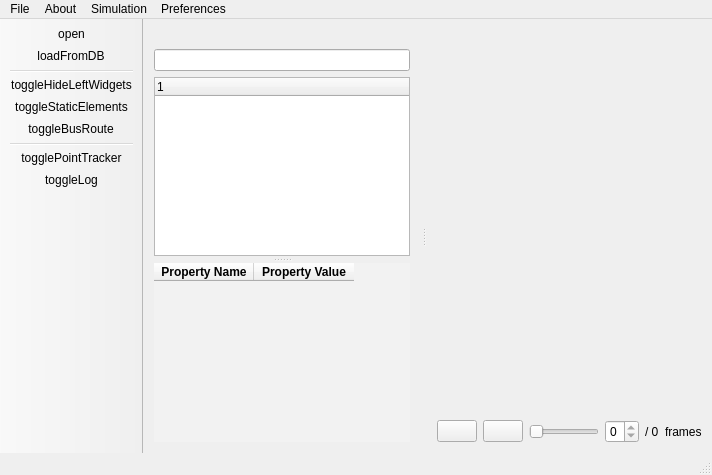
Qt form mainwindow.ui (nhudinhtuan/iSimVisualizer) before a commit.
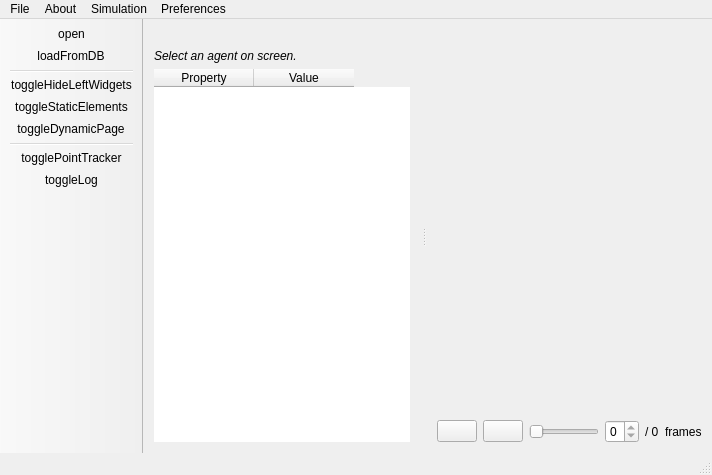
The same form after that commit. Icons and pictures are not drawn.

Commit message: add agent property table

What changed in the file:
```diff
--- a/mainwindow.ui
+++ b/mainwindow.ui
@@ -221,7 +221,7 @@
    <addaction name="separator"/>
    <addaction name="actionToggleHideLeftWidget"/>
    <addaction name="actionToggleStaticElements"/>
-   <addaction name="actionToggleBusRoute"/>
+   <addaction name="actionToggleDynamicPage"/>
    <addaction name="separator"/>
    <addaction name="actionTogglePointTracker"/>
    <addaction name="actionToggleLog"/>
@@ -238,6 +238,9 @@
     <number>1</number>
    </attribute>
    <widget class="QWidget" name="dockWidgetContents">
+    <property name="enabled">
+     <bool>true</bool>
+    </property>
     <layout class="QGridLayout" name="gridLayout_4">
      <property name="leftMargin">
       <number>0</number>
@@ -260,7 +263,7 @@
         <number>1</number>
        </property>
        <property name="currentIndex">
-        <number>0</number>
+        <number>1</number>
        </property>
        <widget class="QWidget" name="geospatialWidget">
         <layout class="QGridLayout" name="gridLayout_5">
@@ -328,20 +331,38 @@
          </item>
         </layout>
        </widget>
-       <widget class="QWidget" name="busRouteWidget">
-        <widget class="QLabel" name="busRouteLabel">
-         <property name="geometry">
-          <rect>
-           <x>10</x>
-           <y>10</y>
-           <width>171</width>
-           <height>16</height>
-          </rect>
-         </property>
-         <property name="text">
-          <string>Bus Route Label</string>
-         </property>
-        </widget>
+       <widget class="QWidget" name="dynamicWidget">
+        <layout class="QGridLayout" name="gridLayout_6">
+         <item row="0" column="0">
+          <widget class="QLabel" name="dynamicLabel">
+           <property name="font">
+            <font>
+             <italic>true</italic>
+            </font>
+           </property>
+           <property name="text">
+            <string>Select an agent on screen.</string>
+           </property>
+          </widget>
+         </item>
+         <item row="1" column="0">
+          <widget class="QTableWidget" name="dynamicTable">
+           <property name="styleSheet">
+            <string notr="true">border: none;</string>
+           </property>
+           <column>
+            <property name="text">
+             <string>Property</string>
+            </property>
+           </column>
+           <column>
+            <property name="text">
+             <string>Value</string>
+            </property>
+           </column>
+          </widget>
+         </item>
+        </layout>
        </widget>
        <widget class="QWidget" name="logWidget">
         <layout class="QGridLayout" name="gridLayout_3">
@@ -470,17 +491,17 @@
     <string>search static elements</string>
    </property>
   </action>
-  <action name="actionToggleBusRoute">
+  <action name="actionToggleDynamicPage">
    <property name="icon">
-    <iconset>
-     <normalon>:/ui_icons/bus_route.png</normalon>
-    </iconset>
+    <iconset resource="icons.qrc">
+     <normaloff>:/ui_icons/Car_Icon.png</normaloff>
+     <normalon>:/ui_icons/bus_route.png</normalon>:/ui_icons/Car_Icon.png</iconset>
    </property>
    <property name="text">
-    <string>toggleBusRoute</string>
+    <string>toggleDynamicPage</string>
    </property>
    <property name="toolTip">
-    <string>Search bus route</string>
+    <string>view dynamic components</string>
    </property>
   </action>
   <action name="actionLoadFromDB">
```
The commit also changes 22 other files.
